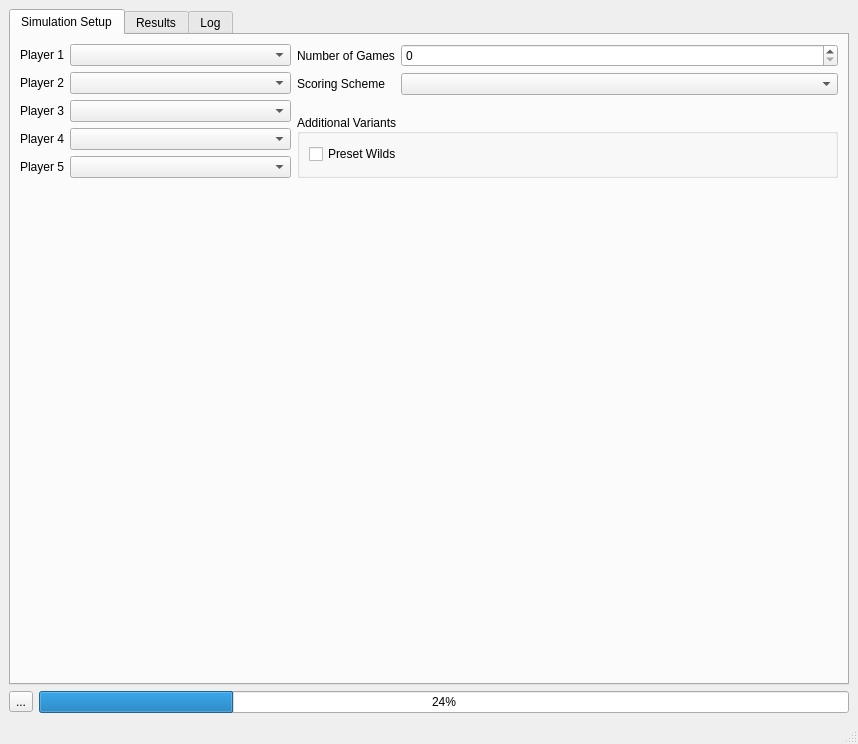
Before: the Qt Designer form simulator.ui in cheesinglee/Polychrome, drawn with Qt 5.
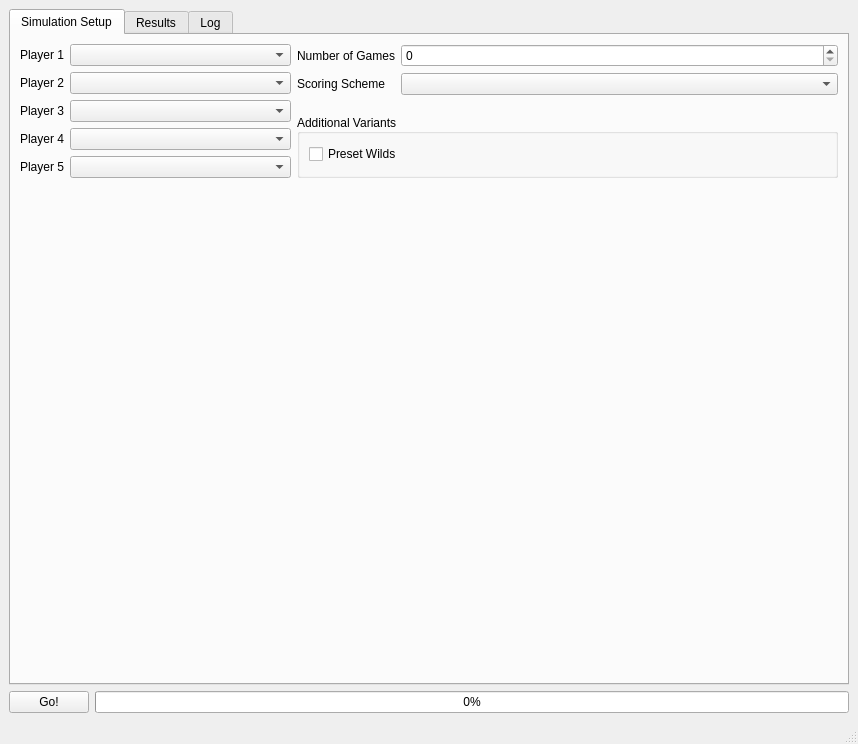
After: the same form once the commit is applied. The open tabs and pages were chosen to show the change.

Commit message: Renamed RandomPlayer -> RandomBot for consistency

What changed in the file:
```diff
--- a/simulator.ui
+++ b/simulator.ui
@@ -7,7 +7,7 @@
     <x>0</x>
     <y>0</y>
     <width>858</width>
-    <height>738</height>
+    <height>743</height>
    </rect>
   </property>
   <property name="sizePolicy">
@@ -141,6 +141,9 @@
               <property name="text">
                <string>Number of Games</string>
               </property>
+              <property name="alignment">
+               <set>Qt::AlignRight|Qt::AlignTrailing|Qt::AlignVCenter</set>
+              </property>
              </widget>
             </item>
             <item row="1" column="0">
@@ -148,6 +151,9 @@
               <property name="text">
                <string>Scoring Scheme</string>
               </property>
+              <property name="alignment">
+               <set>Qt::AlignRight|Qt::AlignTrailing|Qt::AlignVCenter</set>
+              </property>
              </widget>
             </item>
             <item row="1" column="1">
@@ -235,9 +241,9 @@
     <item>
      <layout class="QHBoxLayout" name="horizontalLayout_3">
       <item>
-       <widget class="QToolButton" name="toolButton">
+       <widget class="QPushButton" name="btn_go">
         <property name="text">
-         <string>...</string>
+         <string>Go!</string>
         </property>
         <property name="iconSize">
          <size>
@@ -250,7 +256,7 @@
       <item>
        <widget class="QProgressBar" name="progressBar">
         <property name="value">
-         <number>24</number>
+         <number>0</number>
         </property>
        </widget>
       </item>
```
Left out of the diff: 31 changed lines with no effect on the pictures. The commit also changes 1 other file.
